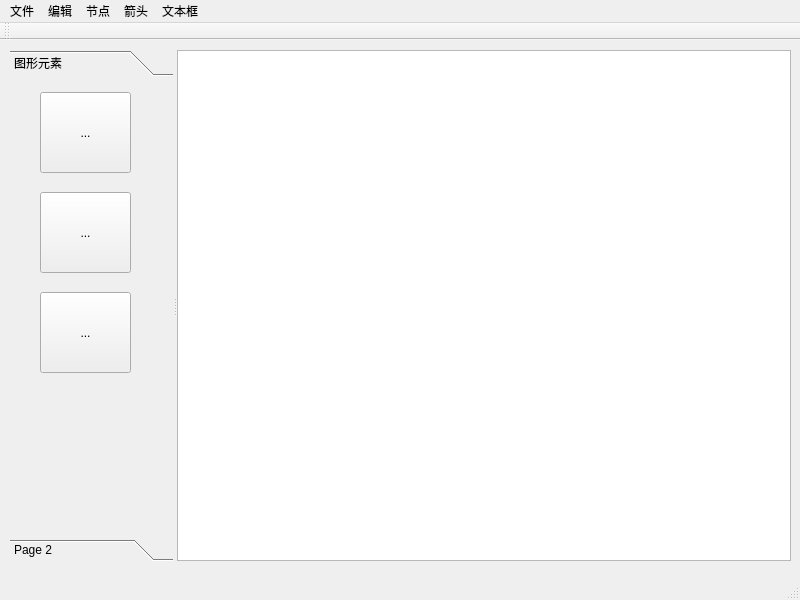
riobun/FlowChartStudio, file mainwindow.ui: the form before one commit.
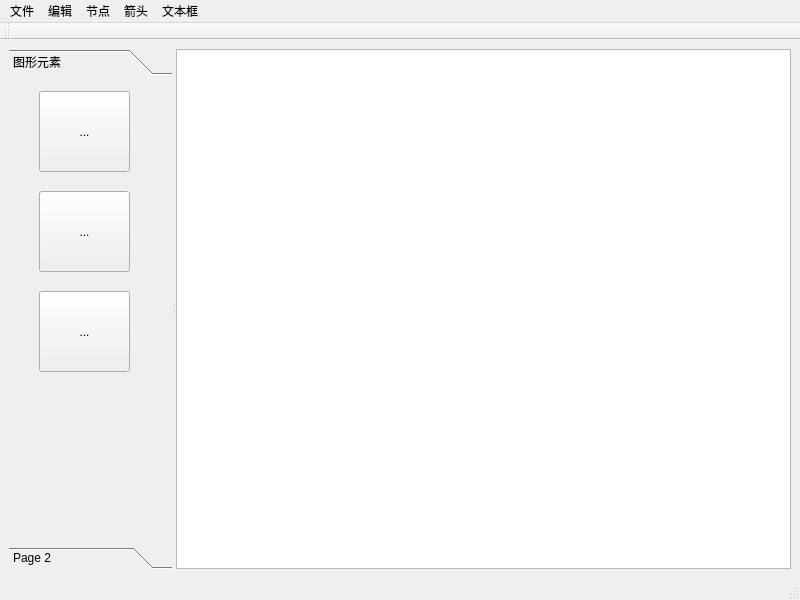
The form after the commit. Icons and pictures are not drawn.

Commit message: 使窗口内的控件随窗口自动调整大小

```diff
--- a/mainwindow.ui
+++ b/mainwindow.ui
@@ -14,15 +14,9 @@
    <string>FlowChartStudio</string>
   </property>
   <widget class="QWidget" name="centralwidget">
+   <layout class="QGridLayout" name="gridLayout">
+    <item row="0" column="0">
    <widget class="QSplitter" name="splitter">
-    <property name="geometry">
-     <rect>
-      <x>10</x>
-      <y>10</y>
-      <width>781</width>
-      <height>511</height>
-     </rect>
-    </property>
     <property name="orientation">
      <enum>Qt::Horizontal</enum>
     </property>
@@ -35,8 +29,8 @@
        <rect>
         <x>0</x>
         <y>0</y>
-        <width>177</width>
-        <height>451</height>
+          <width>192</width>
+          <height>453</height>
        </rect>
       </property>
       <attribute name="label">
@@ -128,6 +122,8 @@
     </widget>
     <widget class="QGraphicsView" name="graphicsView"/>
    </widget>
+    </item>
+   </layout>
   </widget>
   <widget class="QMenuBar" name="menubar">
    <property name="geometry">
```
Left out of the diff: 4 changed lines with no effect on the pictures. Lines whose indentation alone changed are shown as unchanged.
